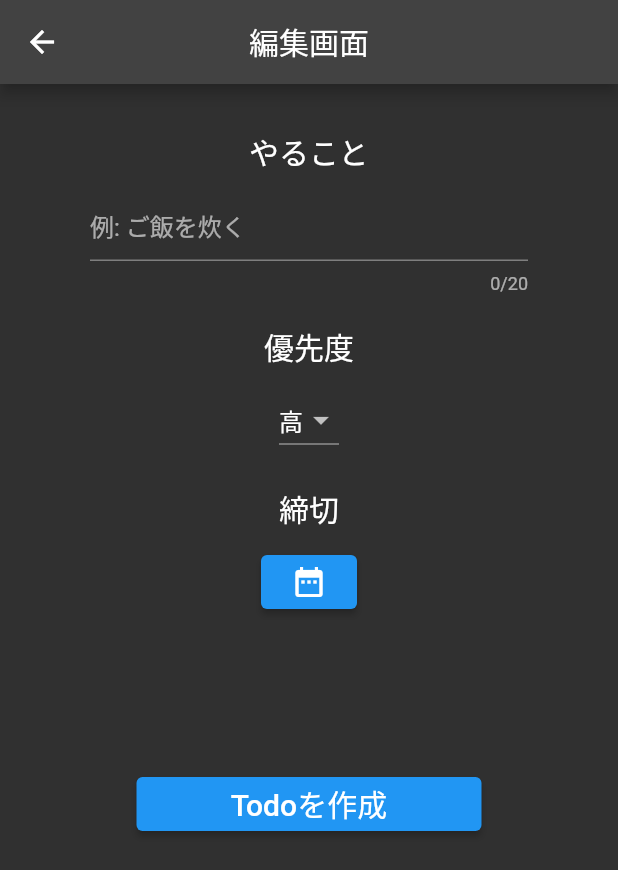
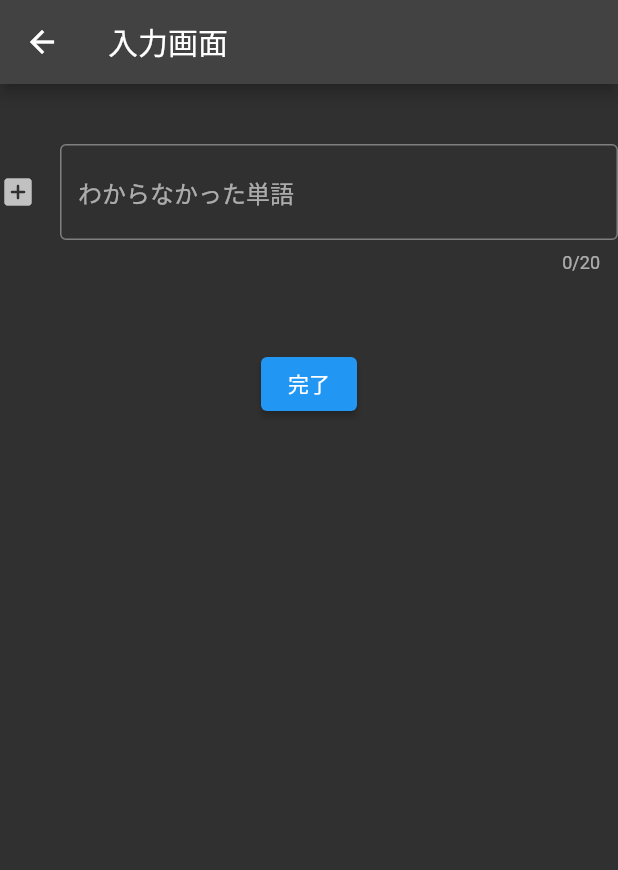
Before and after one commit to hachimitsuboy/flutter_practice9, a Flutter app: the screen it shows after launch, after a tap on the "add" icon, on a phone screen of 412 x 824 dp. Shown: the top 870 px of the screen. Run offline on Flutter 3.47's test engine with Material 2 defaults, Android fonts, the phone set to English and light mode, and no system bars; our stand-ins replace flutter_riverpod, shared_preferences.

```diff
--- a/lib/model/todo.dart
+++ /dev/null
@@ -1,12 +0,0 @@
-class Todo {
-  final String todo;
-  final int primary;
-  final DateTime deadLine;
-
-  Todo({
-    required this.todo,
-    required this.primary,
-    required this.deadLine,
-  });
-
-}
--- a/lib/view/edit_page.dart
+++ b/lib/view/edit_page.dart
@@ -1,118 +1,46 @@
-import 'package:data_management/viewModel/view_models.dart';
 import 'package:flutter/material.dart';
-import 'package:flutter_datetime_picker/flutter_datetime_picker.dart';
-import 'package:flutter_riverpod/flutter_riverpod.dart';
 import 'package:shared_preferences/shared_preferences.dart';
-import '../model/todo.dart';
 
+class EditPage extends StatelessWidget {
+  final List<String> wordList;
 
-class EditScreen extends ConsumerWidget {
+  EditPage({required this.wordList});
 
-
-  final TextEditingController _todoController = TextEditingController();
-  var _deadLine = DateTime.now();
-  final dropDownProvider = StateProvider((ref) {
-    return 1;
-  });
+  final TextEditingController _controller = TextEditingController();
 
   @override
-  Widget build(BuildContext context, WidgetRef ref) {
+  Widget build(BuildContext context) {
     return Scaffold(
       appBar: AppBar(
-        title: const Text("編集画面"),
-        centerTitle: true,
+        title: const Text("入力画面"),
       ),
-      body: SingleChildScrollView(
-        child: Column(
-          mainAxisAlignment: MainAxisAlignment.center,
+      body: Column(
         children: [
-            const SizedBox(height: 30),
-            const Text("やること", style: TextStyle(fontSize: 20)),
-            const SizedBox(height: 10),
-            Padding(
-              padding: const EdgeInsets.symmetric(horizontal: 60.0),
-              child: TextField(
-                controller: _todoController,
+          const SizedBox(height: 40),
+          TextField(
+            controller: _controller,
             maxLength: 20,
+            maxLines: 1,
             decoration: const InputDecoration(
-                  hintText: "例: ご飯を炊く",
+              icon: Icon(Icons.add_box_rounded),
+              hintText: "わからなかった単語",
+              border: OutlineInputBorder(),
             ),
           ),
-            ),
-            const SizedBox(height: 20),
-            const Text("優先度", style: TextStyle(fontSize: 20)),
-            const SizedBox(height: 10),
-            DropdownButton(
-              items: const [
-                DropdownMenuItem(
-                  value: 3,
-                  child: Text("低"),
-                ),
-                DropdownMenuItem(
-                  value: 2,
-                  child: Text("中"),
-                ),
-                DropdownMenuItem(
-                  value: 1,
-                  child: Text("高"),
+          const SizedBox(height: 50),
+          ElevatedButton(
+            onPressed: () => _submitWord(context),
+            child: const Text("完了"),
           ),
         ],
-              onChanged: (value) =>
-              ref.read(dropDownProvider.notifier).state = value as int,
-              value: ref.watch(dropDownProvider),
-            ),
-            const SizedBox(height: 20),
-            const Text("締切", style: TextStyle(fontSize: 20)),
-            const SizedBox(height: 10),
-            ElevatedButton(
-              onPressed: () {
-                DatePicker.showDatePicker(context, showTitleActions: true,
-                    onConfirm: (date) {
-                      _deadLine = date;
-                    });
-              },
-              child: const Icon(Icons.date_range),
-            ),
-            const SizedBox(height: 100),
-            SizedBox(
-              width: 230,
-              child: ElevatedButton(
-                onPressed: () => _registerTodo(context, ref),
-                child: const Text(
-                  "Todoを作成",
-                  style: TextStyle(fontSize: 20),
-                ),
-              ),
-            ),
-          ],
-        ),
       ),
     );
   }
 
-  _registerTodo(BuildContext context, WidgetRef ref) async {
-    print(
-        "TodoName: ${_todoController.text} / priority: ${ref.read(dropDownProvider)} / deadLine: $_deadLine");
-
-    final todo = Todo(
-      todo: _todoController.text,
-      primary: ref.read(dropDownProvider),
-      deadLine: _deadLine,
-    );
-
-    //read→watch
-    ref.read(todosStateProvider.notifier).addTodo(todo);
+  _submitWord(BuildContext context) async {
+    wordList.add(_controller.text);
+    final prefs = await SharedPreferences.getInstance();
+    prefs.setStringList("wordList", wordList);
     Navigator.pop(context);
-
-    //DBに保存する処理の追加
-    final prefs = await SharedPreferences.getInstance();
-    //int, double, bool, string, List<String>しか扱えないので
-    //保存の際にStringに変換する
-
-
-
   }
-
-
-
 }
--- a/lib/view/home_page.dart
+++ b/lib/view/home_page.dart
@@ -1,34 +1,60 @@
 import 'package:data_management/view/edit_page.dart';
-import 'package:data_management/viewModel/view_models.dart';
 import 'package:flutter/material.dart';
-import 'package:flutter_riverpod/flutter_riverpod.dart';
+import 'package:shared_preferences/shared_preferences.dart';
 
-class HomePage extends ConsumerWidget {
+class HomePage extends StatefulWidget {
+  const HomePage({Key? key}) : super(key: key);
+
   @override
-  Widget build(BuildContext context, WidgetRef ref) {
-    final todos = ref.watch(sortedTodosProvider);
+  State<HomePage> createState() => _HomePageState();
+}
+
+class _HomePageState extends State<HomePage> {
+  List<String> wordList = [];
+
+  void _getWordList() async {
+    final prefs = await SharedPreferences.getInstance();
+
+    final wordList = prefs.getStringList("wordList");
+  }
+
+  @override
+  void initState() {
+    _getWordList();
+    super.initState();
+  }
+
+  @override
+  Widget build(BuildContext context) {
     return Scaffold(
       appBar: AppBar(
-        title: const Text("Todoリスト"),
-        centerTitle: true,
       ),
       body: ListView.builder(
-        itemCount: todos.length,
-        itemBuilder: (context, int index) {
-          return Card(
-            child: ListTile(
-              leading: const Icon(Icons.check),
-              title: Text(todos[index].todo),
-            ),
-          );
+          itemCount: wordList.length,
+          itemBuilder: (context, int index) {
+            return Card(
+              elevation: 15,
+              shape: RoundedRectangleBorder(
+                borderRadius: BorderRadius.circular(20),
+              ),
+              child: ListTile(
+                leading: const Icon(Icons.message),
+                title: Text(wordList[index]),
+              ),
+            );
+          }),
+      floatingActionButton: FloatingActionButton(
+        child: const Icon(Icons.add),
+        onPressed: () async {
+          await Navigator.push(
+              context,
+              MaterialPageRoute(
+                builder: (_) => EditPage(
+                  wordList: wordList,
+                ),
+              ));
+          setState((){});
         },
-      ),
-      floatingActionButton: FloatingActionButton(
-        onPressed: () {
-          Navigator.push(
-              context, MaterialPageRoute(builder: (_) => EditScreen()));
-        },
-        child: const Icon(Icons.add),
       ),
     );
   }
--- a/lib/viewModel/view_models.dart
+++ /dev/null
@@ -1,47 +0,0 @@
-import 'package:data_management/model/todo.dart';
-import 'package:flutter_riverpod/flutter_riverpod.dart';
-
-
-enum SortType {
-  primary,
-  deadLine,
-  name,
-}
-
-class TodosStateNotifier extends StateNotifier<List<Todo>> {
-
-  TodosStateNotifier() : super([]);
-
-  void addTodo(Todo todo) {
-    state = [...state, todo];
-  }
-}
-
-
-//監視しかできないの？何か処理とかできんのか
-final todosStateProvider = StateNotifierProvider<TodosStateNotifier,
-    List<Todo>>((ref) {
-  return TodosStateNotifier();
-});
-
-
-final sortTypeProvider = StateProvider<SortType>((ref) => SortType.deadLine);
-
-
-final sortedTodosProvider = Provider<List<Todo>>((ref) {
-  final sortType = ref.watch(sortTypeProvider);
-  final todos = ref.watch(todosStateProvider);
-
-  switch(sortType) {
-    case SortType.deadLine:
-      todos.sort((a,b) => a.deadLine.compareTo(b.deadLine));
-      return todos;
-    case SortType.primary:
-      todos.sort((a,b) => a.primary.compareTo(b.primary));
-      return todos;
-    case SortType.name:
-      todos.sort((a,b) => a.todo.compareTo(b.todo));
-      return todos;
-  }
-
-});
```
Lines whose indentation alone changed are shown as unchanged.
